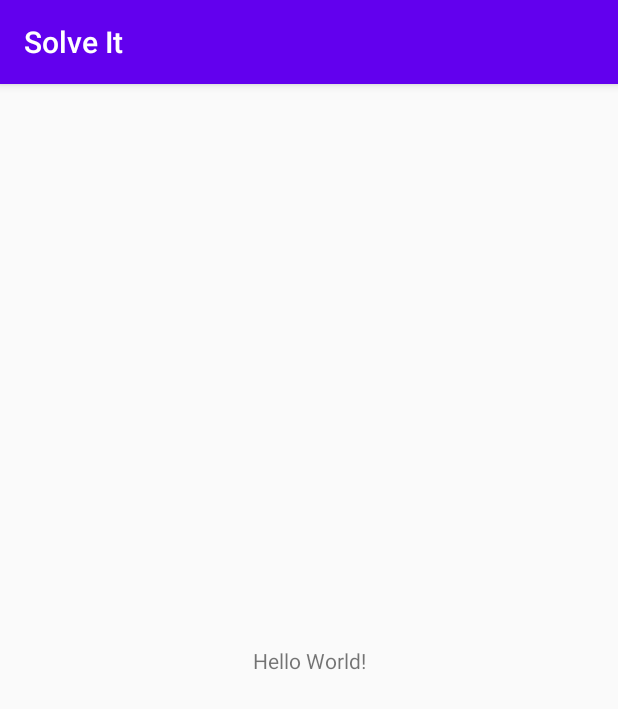
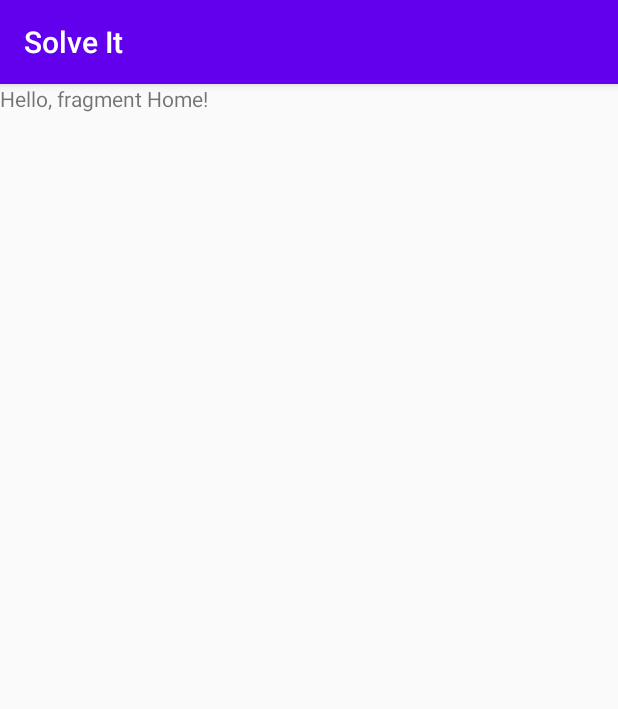
Before and after one commit to tabao-fs/solve-it, an Android app: the screen it shows after launch (MainActivity), on a phone screen of 412 x 824 dp. Shown: the top 709 px of the screen. Run offline under Robolectric (Android 15) with nearby library versions, the phone set to English and light mode, and no system bars.

Commit message:
add navigation graph

```diff
--- a/app/build.gradle
+++ b/app/build.gradle
@@ -35,4 +35,6 @@ dependencies {
     androidTestImplementation 'androidx.test.ext:junit:1.1.1'
     androidTestImplementation 'androidx.test.espresso:espresso-core:3.2.0'
 
+    implementation "androidx.navigation:navigation-fragment-ktx:$nav_version"
+    implementation "androidx.navigation:navigation-ui-ktx:$nav_version"
 }
--- a/app/src/main/res/layout/activity_main.xml
+++ b/app/src/main/res/layout/activity_main.xml
@@ -6,13 +6,16 @@
     android:layout_height="match_parent"
     tools:context=".MainActivity">
 
-    <TextView
-        android:layout_width="wrap_content"
-        android:layout_height="wrap_content"
-        android:text="Hello World!"
-        app:layout_constraintBottom_toBottomOf="parent"
-        app:layout_constraintLeft_toLeftOf="parent"
-        app:layout_constraintRight_toRightOf="parent"
-        app:layout_constraintTop_toTopOf="parent" />
+    <FrameLayout
+        android:layout_width="match_parent"
+        android:layout_height="match_parent">
 
+        <fragment
+            android:id="@+id/fragment2"
+            android:name="androidx.navigation.fragment.NavHostFragment"
+            android:layout_width="match_parent"
+            android:layout_height="match_parent"
+            app:defaultNavHost="true"
+            app:navGraph="@navigation/nav_graph" />
+    </FrameLayout>
 </androidx.constraintlayout.widget.ConstraintLayout>
--- a/app/src/main/res/layout/fragment_home.xml
+++ b/app/src/main/res/layout/fragment_home.xml
@@ -9,6 +9,6 @@
     <TextView
         android:layout_width="match_parent"
         android:layout_height="match_parent"
-        android:text="@string/hello_blank_fragment" />
+        android:text="@string/hello_fragment" />
 
 </FrameLayout>
--- /dev/null
+++ b/app/src/main/res/navigation/nav_graph.xml
@@ -0,0 +1,14 @@
+<?xml version="1.0" encoding="utf-8"?>
+<navigation xmlns:android="http://schemas.android.com/apk/res/android"
+    xmlns:app="http://schemas.android.com/apk/res-auto"
+    xmlns:tools="http://schemas.android.com/tools"
+    android:id="@+id/nav_graph"
+    app:startDestination="@id/home2">
+
+    <fragment
+        android:id="@+id/home2"
+        android:name="com.game.solveit.Home"
+        android:label="fragment_home"
+        tools:layout="@layout/fragment_home" />
+
+</navigation>
--- a/app/src/main/res/values/strings.xml
+++ b/app/src/main/res/values/strings.xml
@@ -1,5 +1,4 @@
 <resources>
     <string name="app_name">Solve It</string>
-    <!-- TODO: Remove or change this placeholder text -->
-    <string name="hello_blank_fragment">Hello blank fragment</string>
+    <string name="hello_fragment">Hello, fragment Home!</string>
 </resources>
--- a/build.gradle
+++ b/build.gradle
@@ -1,6 +1,7 @@
 // Top-level build file where you can add configuration options common to all sub-projects/modules.
 buildscript {
     ext.kotlin_version = "1.3.72"
+    ext.nav_version = "2.2.1"
     repositories {
         google()
         jcenter()
```
